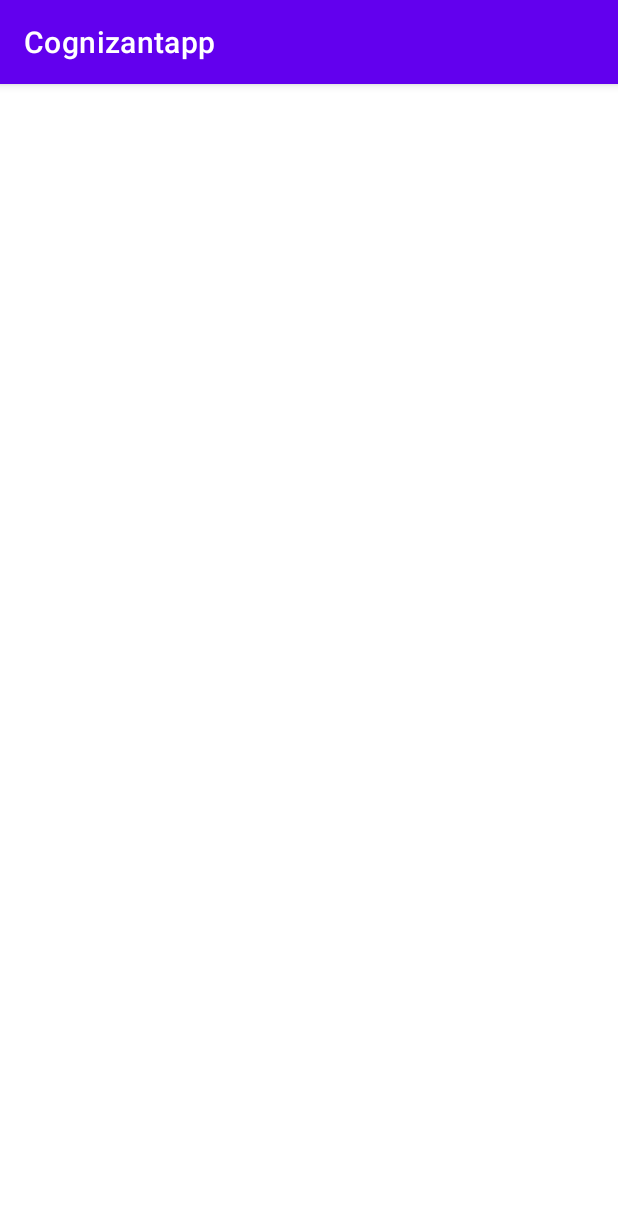
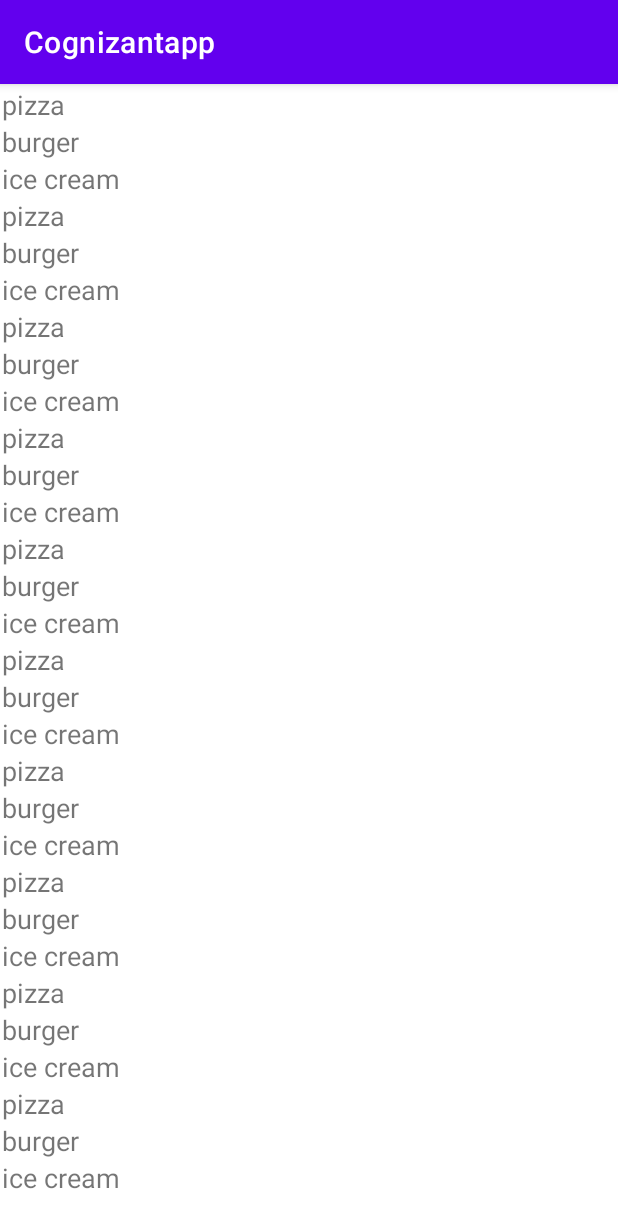
Before and after one commit to abdultanveer/Cognizantapp, an Android app: the screen it shows after launch (RecyclerActivity), on a phone screen of 412 x 824 dp. Shown: the top 1228 px of the screen. Run offline under Robolectric (Android 15) with nearby library versions, the phone set to English and light mode, and no system bars.

Commit message:
recyclerview part -3

```diff
--- a/app/src/main/java/com/example/cognizantapp/DishAdapter.java
+++ b/app/src/main/java/com/example/cognizantapp/DishAdapter.java
@@ -1,34 +1,54 @@
 package com.example.cognizantapp;
 
+import android.util.Log;
+import android.view.LayoutInflater;
 import android.view.View;
 import android.view.ViewGroup;
+import android.widget.TextView;
 
 import androidx.annotation.NonNull;
 import androidx.recyclerview.widget.RecyclerView;
 //holder = reserve
 //DishAdapter.DishViewHolder = inner class
 public class DishAdapter extends RecyclerView.Adapter<DishAdapter.DishViewHolder> {
+    public static String TAG = DishAdapter.class.getSimpleName();
 
+    String[] dishes;
+
+    public DishAdapter(String[] mDishes){
+        dishes = mDishes;
+    }
 
     @NonNull
     @Override
     public DishViewHolder onCreateViewHolder(@NonNull ViewGroup parent, int viewType) {
-        return null;
+        Log.i(TAG,"nicholas is going to market to buy a row plank");
+       LayoutInflater layoutInflater = LayoutInflater.from(parent.getContext());
+       View plank = layoutInflater.inflate(R.layout.row_plank,parent,false);
+        return new DishViewHolder(plank);
     }
 
     @Override
     public void onBindViewHolder(@NonNull DishViewHolder holder, int position) {
+        Log.i(TAG,"christian- is writing"+ dishes[position]);
+        holder.dishTextView.setText(dishes[position]);
 
     }
 
     @Override
     public int getItemCount() {
-        return 0;
+        Log.i(TAG,"kenneth- counting the no of items in the data");
+
+        return dishes.length;
     }
 
     public class DishViewHolder extends RecyclerView.ViewHolder {
-        public DishViewHolder(@NonNull View itemView) {
-            super(itemView);
+        TextView dishTextView;
+        public DishViewHolder(@NonNull View nicholasPlank) {
+            super(nicholasPlank);
+            Log.i(TAG,"david- vh got the plank");
+            dishTextView = nicholasPlank.findViewById(R.id.tvCuisine);
+
         }
     }
 }
--- a/app/src/main/java/com/example/cognizantapp/RecyclerActivity.kt
+++ b/app/src/main/java/com/example/cognizantapp/RecyclerActivity.kt
@@ -2,14 +2,22 @@ package com.example.cognizantapp
 
 import androidx.appcompat.app.AppCompatActivity
 import android.os.Bundle
+import androidx.recyclerview.widget.LinearLayoutManager
 import androidx.recyclerview.widget.RecyclerView
 
 class RecyclerActivity : AppCompatActivity() {
     lateinit var menuRecyclerView: RecyclerView
-    var dishes = arrayOf("pizza","burger","ice cream")
+    var dishes = arrayOf("pizza","burger","ice cream",
+        "pizza","burger","ice cream","pizza","burger","ice cream","pizza","burger","ice cream",
+        "pizza","burger","ice cream","pizza","burger","ice cream","pizza","burger","ice cream",
+        "pizza","burger","ice cream","pizza","burger","ice cream","pizza","burger","ice cream",
+        )
     override fun onCreate(savedInstanceState: Bundle?) {
         super.onCreate(savedInstanceState)
         setContentView(R.layout.activity_recycler)
         menuRecyclerView = findViewById(R.id.menuRecyclerview)
+        menuRecyclerView.layoutManager = LinearLayoutManager(this)
+        var adapter = DishAdapter(dishes)
+        menuRecyclerView.adapter = adapter
     }
 }
--- a/app/src/main/res/layout/row_plank.xml
+++ b/app/src/main/res/layout/row_plank.xml
@@ -6,6 +6,7 @@
 
     <TextView
         android:id="@+id/tvCuisine"
+        android:textSize="18sp"
         android:layout_width="match_parent"
         android:layout_height="wrap_content"
         android:text="TextView" />
```
